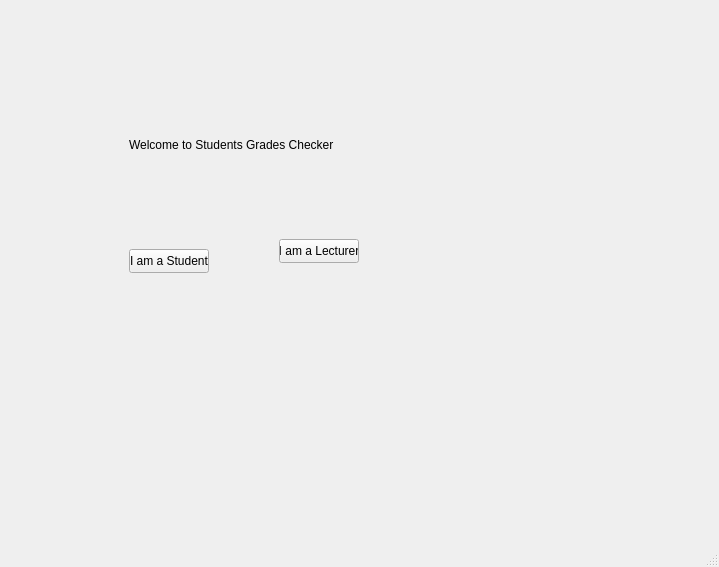
Above: gui/mainwindow.ui from mariiamahmd/Student-Grades-Checker before the change. Below: the same form after it.
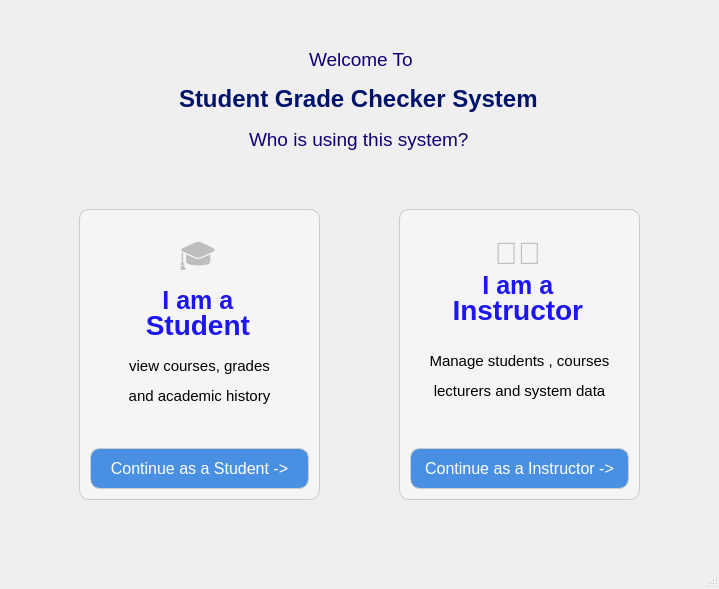
That is the form after the change.

What changed in the file:
```diff
--- a/gui/mainwindow.ui
+++ b/gui/mainwindow.ui
@@ -7,7 +7,7 @@
     <x>0</x>
     <y>0</y>
     <width>719</width>
-    <height>567</height>
+    <height>589</height>
    </rect>
   </property>
   <property name="windowTitle">
@@ -24,42 +24,355 @@
        <widget class="QLabel" name="label">
         <property name="geometry">
          <rect>
-          <x>120</x>
-          <y>90</y>
-          <width>251</width>
-          <height>91</height>
+          <x>300</x>
+          <y>20</y>
+          <width>131</width>
+          <height>61</height>
          </rect>
         </property>
         <property name="text">
-         <string>Welcome to Students Grades Checker</string>
+         <string>&lt;html&gt;&lt;head/&gt;&lt;body&gt;&lt;p&gt;&lt;span style=&quot; font-size:14pt; color:#110074;&quot;&gt;Welcome To&lt;/span&gt;&lt;/p&gt;&lt;/body&gt;&lt;/html&gt;</string>
         </property>
        </widget>
-       <widget class="QPushButton" name="studentBtn">
+       <widget class="QLabel" name="label_2">
         <property name="geometry">
          <rect>
-          <x>120</x>
-          <y>240</y>
-          <width>80</width>
-          <height>24</height>
+          <x>170</x>
+          <y>70</y>
+          <width>441</width>
+          <height>41</height>
          </rect>
         </property>
         <property name="text">
-         <string>I am a Student</string>
+         <string>&lt;html&gt;&lt;head/&gt;&lt;body&gt;&lt;p&gt;&lt;span style=&quot; font-size:18pt; font-weight:700; color:#00136a;&quot;&gt;Student Grade Checker System&lt;/span&gt;&lt;/p&gt;&lt;/body&gt;&lt;/html&gt;</string>
         </property>
        </widget>
-       <widget class="QPushButton" name="lecturerBtn">
+       <widget class="QLabel" name="label_3">
         <property name="geometry">
          <rect>
-          <x>270</x>
-          <y>230</y>
-          <width>80</width>
-          <height>24</height>
+          <x>240</x>
+          <y>100</y>
+          <width>271</width>
+          <height>61</height>
          </rect>
         </property>
         <property name="text">
-         <string>I am a Lecturer</string>
+         <string>&lt;html&gt;&lt;head/&gt;&lt;body&gt;&lt;p&gt;&lt;span style=&quot; font-size:14pt; color:#110074;&quot;&gt;Who is using this system?&lt;/span&gt;&lt;/p&gt;&lt;/body&gt;&lt;/html&gt;</string>
         </property>
        </widget>
+       <widget class="QWidget" name="horizontalLayoutWidget">
+        <property name="geometry">
+         <rect>
+          <x>30</x>
+          <y>200</y>
+          <width>631</width>
+          <height>291</height>
+         </rect>
+        </property>
+        <layout class="QHBoxLayout" name="horizontalLayout_3">
+         <item>
+          <widget class="QFrame" name="frame">
+           <property name="styleSheet">
+            <string notr="true">border: none;</string>
+           </property>
+           <property name="frameShape">
+            <enum>QFrame::Shape::NoFrame</enum>
+           </property>
+           <property name="frameShadow">
+            <enum>QFrame::Shadow::Raised</enum>
+           </property>
+           <widget class="QFrame" name="frame_2">
+            <property name="geometry">
+             <rect>
+              <x>40</x>
+              <y>0</y>
+              <width>241</width>
+              <height>291</height>
+             </rect>
+            </property>
+            <property name="styleSheet">
+             <string notr="true">  background-color: #f5f5f5;
+    border-radius: 10px;
+    border: 1px solid #ccc;</string>
+            </property>
+            <property name="frameShape">
+             <enum>QFrame::Shape::Box</enum>
+            </property>
+            <property name="frameShadow">
+             <enum>QFrame::Shadow::Plain</enum>
+            </property>
+            <layout class="QVBoxLayout" name="verticalLayout_4">
+             <property name="leftMargin">
+              <number>10</number>
+             </property>
+             <property name="topMargin">
+              <number>10</number>
+             </property>
+             <property name="rightMargin">
+              <number>10</number>
+             </property>
+             <property name="bottomMargin">
+              <number>10</number>
+             </property>
+             <item>
+              <layout class="QVBoxLayout" name="verticalLayout_3">
+               <item>
+                <spacer name="verticalSpacer_2">
+                 <property name="orientation">
+                  <enum>Qt::Orientation::Vertical</enum>
+                 </property>
+                 <property name="sizeType">
+                  <enum>QSizePolicy::Policy::Fixed</enum>
+                 </property>
+                 <property name="sizeHint" stdset="0">
+                  <size>
+                   <width>63</width>
+                   <height>12</height>
+                  </size>
+                 </property>
+                </spacer>
+               </item>
+               <item>
+                <widget class="QLabel" name="label_4">
+                 <property name="enabled">
+                  <bool>false</bool>
+                 </property>
+                 <property name="styleSheet">
+                  <string notr="true">border:none</string>
+                 </property>
+                 <property name="frameShape">
+                  <enum>QFrame::Shape::NoFrame</enum>
+                 </property>
+                 <property name="text">
+                  <string>&lt;html&gt;
+&lt;head/&gt;
+&lt;body&gt;
+
+&lt;p align=&quot;center&quot; style=&quot;margin:0;&quot;&gt;
+&lt;span style=&quot;font-size:23pt;&quot;&gt;🎓&lt;/span&gt;
+&lt;/p&gt;
+
+&lt;p align=&quot;center&quot; style=&quot;margin:0; line-height:80%;&quot;&gt;
+&lt;span style=&quot;font-size:19pt; font-weight:700; color:#1d16f2;&quot;&gt;I am a&lt;/span&gt;
+&lt;/p&gt;
+
+&lt;p align=&quot;center&quot; style=&quot;margin:0; line-height:80%;&quot;&gt;
+&lt;span style=&quot;font-size:21pt; font-weight:700; color:#1d16f2;&quot;&gt;Student&lt;/span&gt;
+&lt;/p&gt;
+
+&lt;/body&gt;
+&lt;/html&gt;</string>
+                 </property>
+                </widget>
+               </item>
+               <item>
+                <widget class="QLabel" name="label_5">
+                 <property name="enabled">
+                  <bool>true</bool>
+                 </property>
+                 <property name="styleSheet">
+                  <string notr="true">border:none</string>
+                 </property>
+                 <property name="text">
+                  <string>&lt;html&gt;&lt;head/&gt;&lt;body&gt;&lt;p align=&quot;center&quot;&gt;&lt;span style=&quot; font-size:11pt; color:#000000;&quot;&gt;view courses, grades&lt;/span&gt;&lt;/p&gt;&lt;p align=&quot;center&quot;&gt;&lt;span style=&quot; font-size:11pt; color:#000000;&quot;&gt;and academic history&lt;/span&gt;&lt;/p&gt;&lt;/body&gt;&lt;/html&gt;</string>
+                 </property>
+                 <property name="textFormat">
+                  <enum>Qt::TextFormat::MarkdownText</enum>
+                 </property>
+                </widget>
+               </item>
+               <item>
+                <spacer name="verticalSpacer_3">
+                 <property name="orientation">
+                  <enum>Qt::Orientation::Vertical</enum>
+                 </property>
+                 <property name="sizeType">
+                  <enum>QSizePolicy::Policy::Fixed</enum>
+                 </property>
+                 <property name="sizeHint" stdset="0">
+                  <size>
+                   <width>10</width>
+                   <height>20</height>
+                  </size>
+                 </property>
+                </spacer>
+               </item>
+               <item>
+                <widget class="QPushButton" name="btn_student">
+                 <property name="styleSheet">
+                  <string notr="true">QPushButton {
+    background-color: #4A90E2;
+    color: white;
+    border-radius: 10px;
+    padding: 10px;
+    font-size: 16px;
+}
+
+QPushButton:hover {
+    background-color: #357ABD;
+}
+
+QPushButton:pressed {
+    background-color: #2C5F9E;
+}</string>
+                 </property>
+                 <property name="text">
+                  <string>Continue as a Student -&gt;</string>
+                 </property>
+                </widget>
+               </item>
+              </layout>
+             </item>
+            </layout>
+           </widget>
+           <widget class="QFrame" name="frame_3">
+            <property name="geometry">
+             <rect>
+              <x>360</x>
+              <y>0</y>
+              <width>241</width>
+              <height>291</height>
+             </rect>
+            </property>
+            <property name="styleSheet">
+             <string notr="true">  background-color: #f5f5f5;
+    border-radius: 10px;
+    border: 1px solid #ccc;</string>
+            </property>
+            <property name="frameShape">
+             <enum>QFrame::Shape::Box</enum>
+            </property>
+            <property name="frameShadow">
+             <enum>QFrame::Shadow::Plain</enum>
+            </property>
+            <layout class="QVBoxLayout" name="verticalLayout_5">
+             <property name="leftMargin">
+              <number>10</number>
+             </property>
+             <property name="topMargin">
+              <number>10</number>
+             </property>
+             <property name="rightMargin">
+              <number>10</number>
+             </property>
+             <property name="bottomMargin">
+              <number>10</number>
+             </property>
+             <item>
+              <layout class="QVBoxLayout" name="verticalLayout_6">
+               <item>
+                <spacer name="verticalSpacer_4">
+                 <property name="orientation">
+                  <enum>Qt::Orientation::Vertical</enum>
+                 </property>
+                 <property name="sizeType">
+                  <enum>QSizePolicy::Policy::Fixed</enum>
+                 </property>
+                 <property name="sizeHint" stdset="0">
+                  <size>
+                   <width>63</width>
+                   <height>12</height>
+                  </size>
+                 </property>
+                </spacer>
+               </item>
+               <item>
+                <widget class="QLabel" name="label_6">
+                 <property name="enabled">
+                  <bool>false</bool>
+                 </property>
+                 <property name="styleSheet">
+                  <string notr="true">border:none</string>
+                 </property>
+                 <property name="frameShape">
+                  <enum>QFrame::Shape::NoFrame</enum>
+                 </property>
+                 <property name="text">
+                  <string>&lt;html&gt;
+&lt;head/&gt;
+&lt;body&gt;
+
+&lt;p align=&quot;center&quot; style=&quot;margin:0;&quot;&gt;
+&lt;span style=&quot;font-size:23pt;&quot;&gt;👩‍🏫&lt;/span&gt;
+&lt;/p&gt;
+
+&lt;p align=&quot;center&quot; style=&quot;margin:0; line-height:80%;&quot;&gt;
+&lt;span style=&quot;font-size:19pt; font-weight:700; color:#1d16f2;&quot;&gt;I am a&lt;/span&gt;
+&lt;/p&gt;
+
+&lt;p align=&quot;center&quot; style=&quot;margin:0; line-height:80%;&quot;&gt;
+&lt;span style=&quot;font-size:21pt; font-weight:700; color:#1d16f2;&quot;&gt;Instructor&lt;/span&gt;
+&lt;/p&gt;
+
+&lt;/body&gt;
+&lt;/html&gt;</string>
+                 </property>
+                </widget>
+               </item>
+               <item>
+                <widget class="QLabel" name="label_7">
+                 <property name="enabled">
+                  <bool>true</bool>
+                 </property>
+                 <property name="styleSheet">
+                  <string notr="true">border:none</string>
+                 </property>
+                 <property name="text">
+                  <string>&lt;html&gt;&lt;head/&gt;&lt;body&gt;&lt;p align=&quot;center&quot;&gt;&lt;span style=&quot; font-size:11pt; color:#000000;&quot;&gt;Manage students , courses&lt;/span&gt;&lt;/p&gt;&lt;p align=&quot;center&quot;&gt;&lt;span style=&quot; font-size:11pt; color:#000000;&quot;&gt;lecturers and system data&lt;/span&gt;&lt;/p&gt;&lt;/body&gt;&lt;/html&gt;</string>
+                 </property>
+                 <property name="textFormat">
+                  <enum>Qt::TextFormat::MarkdownText</enum>
+                 </property>
+                </widget>
+               </item>
+               <item>
+                <spacer name="verticalSpacer_5">
+                 <property name="orientation">
+                  <enum>Qt::Orientation::Vertical</enum>
+                 </property>
+                 <property name="sizeType">
+                  <enum>QSizePolicy::Policy::Fixed</enum>
+                 </property>
+                 <property name="sizeHint" stdset="0">
+                  <size>
+                   <width>10</width>
+                   <height>20</height>
+                  </size>
+                 </property>
+                </spacer>
+               </item>
+               <item>
+                <widget class="QPushButton" name="btn_instructor">
+                 <property name="styleSheet">
+                  <string notr="true">QPushButton {
+    background-color: #4A90E2;
+    color: white;
+    border-radius: 10px;
+    padding: 10px;
+    font-size: 16px;
+}
+
+QPushButton:hover {
+    background-color: #357ABD;
+}
+
+QPushButton:pressed {
+    background-color: #2C5F9E;
+}</string>
+                 </property>
+                 <property name="text">
+                  <string>Continue as a Instructor -&gt;</string>
+                 </property>
+                </widget>
+               </item>
+              </layout>
+             </item>
+            </layout>
+           </widget>
+          </widget>
+         </item>
+        </layout>
+       </widget>
       </widget>
       <widget class="QWidget" name="page_2"/>
       <widget class="QWidget" name="page_3">
```
Left out of the diff: 2 changed lines with no effect on the pictures.
